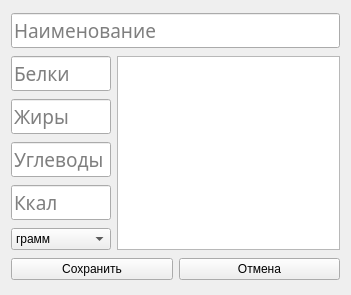
Old version of the form project/forms/Product_edit.ui in the repository Galoev/nutritionist-helper.
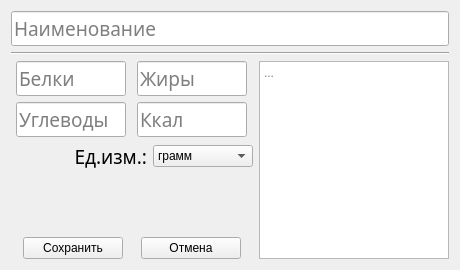
New version of the form.

```diff
--- a/project/forms/Product_edit.ui
+++ b/project/forms/Product_edit.ui
@@ -6,14 +6,14 @@
    <rect>
     <x>0</x>
     <y>0</y>
-    <width>351</width>
-    <height>295</height>
+    <width>460</width>
+    <height>270</height>
    </rect>
   </property>
   <property name="windowTitle">
    <string>Редактирование продукта</string>
   </property>
-  <layout class="QGridLayout" name="gridLayout" columnstretch="0,1">
+  <layout class="QGridLayout" name="gridLayout" columnstretch="5,4">
    <item row="0" column="0" colspan="2">
     <widget class="QLineEdit" name="lineEdit_productName">
      <property name="minimumSize">
@@ -33,7 +33,11 @@
      </property>
     </widget>
    </item>
-   <item row="1" column="0">
+   <item row="2" column="0">
+    <layout class="QVBoxLayout" name="verticalLayout">
+     <item>
+      <layout class="QGridLayout" name="gridLayout_2">
+       <item row="0" column="0">
     <widget class="QLineEdit" name="lineEdit_numProtein">
      <property name="minimumSize">
       <size>
@@ -43,7 +47,7 @@
      </property>
      <property name="maximumSize">
       <size>
-       <width>100</width>
+           <width>110</width>
        <height>16777215</height>
       </size>
      </property>
@@ -58,7 +62,7 @@
      </property>
     </widget>
    </item>
-   <item row="2" column="0">
+       <item row="0" column="1">
     <widget class="QLineEdit" name="lineEdit_numFats">
      <property name="minimumSize">
       <size>
@@ -68,7 +72,7 @@
      </property>
      <property name="maximumSize">
       <size>
-       <width>100</width>
+           <width>110</width>
        <height>16777215</height>
       </size>
      </property>
@@ -83,7 +87,7 @@
      </property>
     </widget>
    </item>
-   <item row="3" column="0">
+       <item row="1" column="0">
     <widget class="QLineEdit" name="lineEdit_numCarbohydrates">
      <property name="minimumSize">
       <size>
@@ -93,7 +97,7 @@
      </property>
      <property name="maximumSize">
       <size>
-       <width>100</width>
+           <width>110</width>
        <height>16777215</height>
       </size>
      </property>
@@ -108,7 +112,7 @@
      </property>
     </widget>
    </item>
-   <item row="4" column="0">
+       <item row="1" column="1">
     <widget class="QLineEdit" name="lineEdit_numKcal">
      <property name="minimumSize">
       <size>
@@ -118,7 +122,7 @@
      </property>
      <property name="maximumSize">
       <size>
-       <width>100</width>
+           <width>110</width>
        <height>16777215</height>
       </size>
      </property>
@@ -133,10 +137,71 @@
      </property>
     </widget>
    </item>
-   <item row="6" column="0" colspan="2">
+      </layout>
+     </item>
+     <item>
+      <layout class="QHBoxLayout" name="horizontalLayout_2" stretch="1,0">
+       <item>
+        <widget class="QLabel" name="label">
+         <property name="font">
+          <font>
+           <family>Calibri Light</family>
+           <pointsize>14</pointsize>
+          </font>
+         </property>
+         <property name="text">
+          <string>Ед.изм.:</string>
+         </property>
+         <property name="alignment">
+          <set>Qt::AlignRight|Qt::AlignTrailing|Qt::AlignVCenter</set>
+         </property>
+        </widget>
+       </item>
+       <item>
+        <widget class="QComboBox" name="comboBox">
+         <property name="currentText">
+          <string>грамм</string>
+         </property>
+         <property name="currentIndex">
+          <number>0</number>
+         </property>
+         <item>
+          <property name="text">
+           <string>грамм</string>
+          </property>
+         </item>
+         <item>
+          <property name="text">
+           <string>миллиграмм</string>
+          </property>
+         </item>
+        </widget>
+       </item>
+      </layout>
+     </item>
+     <item>
+      <spacer name="verticalSpacer">
+       <property name="orientation">
+        <enum>Qt::Vertical</enum>
+       </property>
+       <property name="sizeHint" stdset="0">
+        <size>
+         <width>20</width>
+         <height>40</height>
+        </size>
+       </property>
+      </spacer>
+     </item>
+     <item>
     <layout class="QHBoxLayout" name="horizontalLayout">
      <item>
       <widget class="QPushButton" name="pushButton_save">
+         <property name="maximumSize">
+          <size>
+           <width>100</width>
+           <height>16777215</height>
+          </size>
+         </property>
        <property name="text">
         <string>Сохранить</string>
        </property>
@@ -144,6 +209,12 @@
      </item>
      <item>
       <widget class="QPushButton" name="pushButton_cancel">
+         <property name="maximumSize">
+          <size>
+           <width>100</width>
+           <height>16777215</height>
+          </size>
+         </property>
        <property name="text">
         <string>Отмена</string>
        </property>
@@ -151,26 +222,28 @@
      </item>
     </layout>
    </item>
-   <item row="5" column="0">
-    <widget class="QComboBox" name="comboBox">
-     <property name="currentText">
-      <string>грамм</string>
+    </layout>
+   </item>
+   <item row="2" column="1">
+    <widget class="QTextEdit" name="textEdit_description">
+     <property name="maximumSize">
+      <size>
+       <width>190</width>
+       <height>16777215</height>
+      </size>
      </property>
-     <item>
-      <property name="text">
-       <string>грамм</string>
-      </property>
-     </item>
-     <item>
-      <property name="text">
-       <string>миллиграмм</string>
-      </property>
-     </item>
+     <property name="placeholderText">
+      <string>...</string>
+     </property>
+    </widget>
+   </item>
+   <item row="1" column="0" colspan="2">
+    <widget class="Line" name="line">
+     <property name="orientation">
+      <enum>Qt::Horizontal</enum>
+     </property>
     </widget>
    </item>
-   <item row="1" column="1" rowspan="5">
-    <widget class="QTextEdit" name="textEdit_description"/>
-   </item>
   </layout>
  </widget>
  <resources/>
```
Lines whose indentation alone changed are shown as unchanged.
